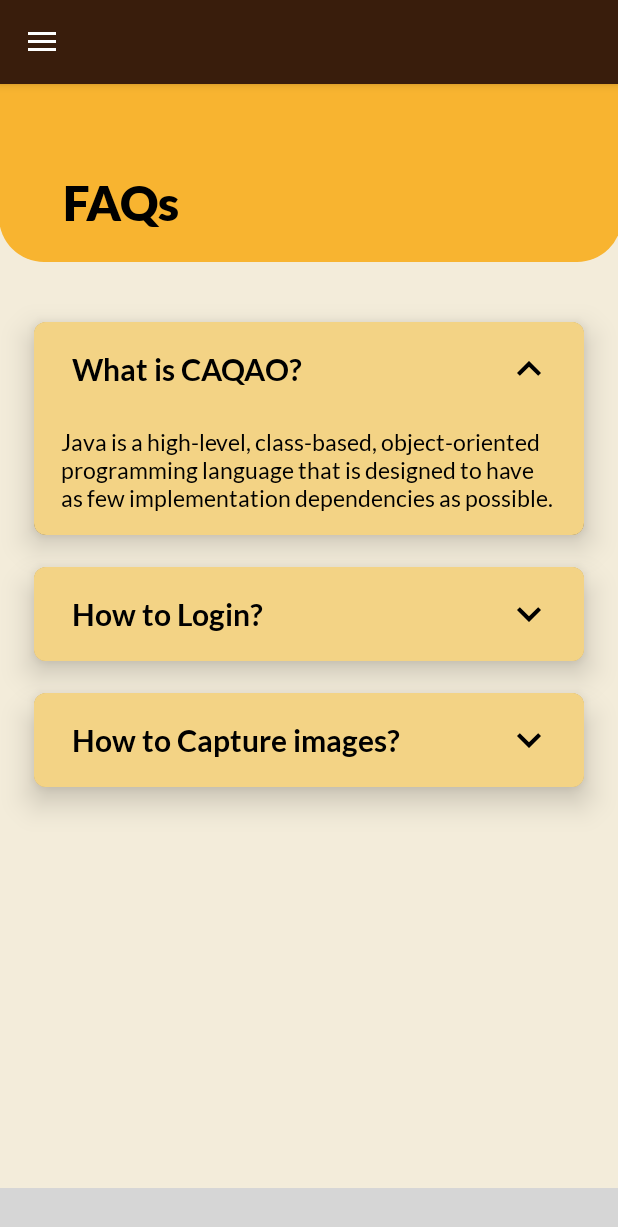
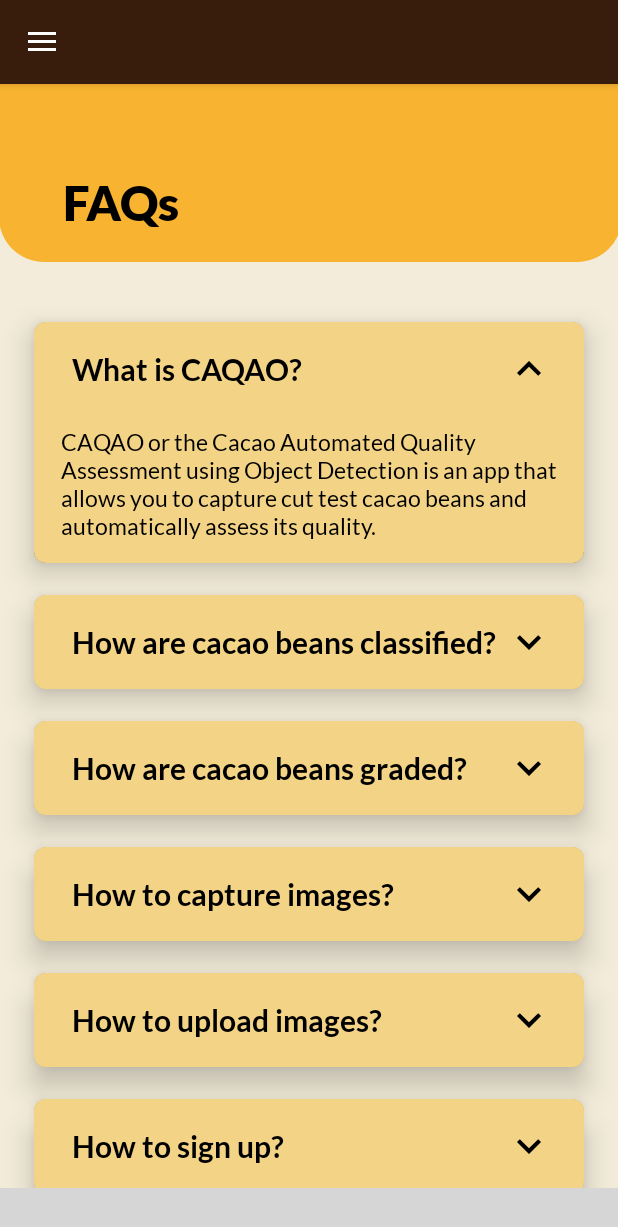
Before and after one commit to qjmttejada/CAQAO-APP, an Android app: the FAQFragment screen opened through its navigation route, after a tap on "What is CAQAO?", on a phone screen of 412 x 824 dp. Shown: the top 1227 px of the screen. Run offline under Robolectric (Android 15) with nearby library versions, the phone set to English and light mode, and no system bars; our stand-ins replace navigation-ui; libraries missing offline, so code that uses them is left out: com.etebarian.meowbottomnavigation, com.karumi.dexter; plain views replace MeowBottomNavigation; 9 statements that could not run were skipped; grey boxes are pictures that could not be loaded.

Commit message:
fixed faqs

```diff
--- a/app/src/main/java/com/example/caqao/fragments/FAQFragment.kt
+++ b/app/src/main/java/com/example/caqao/fragments/FAQFragment.kt
@@ -30,6 +30,12 @@ class FAQFragment : Fragment() {
         adapter = RecyclerViewAdapter(mList)
         recyclerView.adapter = adapter
 
+        val margin = resources.getDimensionPixelSize(R.dimen.fab_margin)
+        val decorator = LastItemMarginDecorator(margin)
+        recyclerView.addItemDecoration(decorator)
+
+
+
         return view
     }
 
@@ -37,19 +43,49 @@ class FAQFragment : Fragment() {
         mList.add(
             RecyclerViewData(
                 "What is CAQAO?",
-                "Java is a high-level, class-based, object-oriented programming language that is designed to have as few implementation dependencies as possible."
+                context?.getString(R.string.answer1) ?: String()
             )
         )
         mList.add(
             RecyclerViewData(
-                "How to Login?",
-                "Kotlin is a cross-platform, statically typed, general-purpose programming language with type inference. Kotlin is designed to interoperate fully with Java, and the JVM version of Kotlin's standard library depends on the Java Class Library, but type inference allows its syntax to be more concise."
+                "How are cacao beans classified?",
+                context?.getString(R.string.answer2) ?: String()
             )
         )
         mList.add(
             RecyclerViewData(
-                "How to Capture images?",
-                "eme is a cross-platform, statically typed, general-purpose programming language with type inference. Kotlin is designed to interoperate fully with Java, and the JVM version of Kotlin's standard library depends on the Java Class Library, but type inference allows its syntax to be more concise."
+                "How are cacao beans graded?",
+                context?.getString(R.string.answer3) ?: String()
+            )
+        )
+        mList.add(
+            RecyclerViewData(
+                "How to capture images?",
+                context?.getString(R.string.answer4) ?: String()
+            )
+        )
+        mList.add(
+            RecyclerViewData(
+                "How to upload images?",
+                context?.getString(R.string.answer5) ?: String()
+            )
+        )
+        mList.add(
+            RecyclerViewData(
+                "How to sign up?",
+                context?.getString(R.string.answer6) ?: String()
+            )
+        )
+        mList.add(
+            RecyclerViewData(
+                "How to sign in?",
+                context?.getString(R.string.answer7) ?: String()
+            )
+        )
+        mList.add(
+            RecyclerViewData(
+                "How to view captured images?",
+                context?.getString(R.string.answer8) ?: String()
             )
         )
     }
--- /dev/null
+++ b/app/src/main/java/com/example/caqao/fragments/LastItemMarginDecorator.kt
@@ -0,0 +1,25 @@
+package com.example.caqao.fragments
+
+import android.content.Context
+import android.graphics.Rect
+import android.view.View
+import androidx.recyclerview.widget.RecyclerView
+
+class LastItemMarginDecorator(private val marginBottom: Int) : RecyclerView.ItemDecoration() {
+
+    override fun getItemOffsets(
+        outRect: Rect,
+        view: View,
+        parent: RecyclerView,
+        state: RecyclerView.State
+    ) {
+        super.getItemOffsets(outRect, view, parent, state)
+
+        val itemCount = parent.adapter?.itemCount ?: 0
+        val itemPosition = parent.getChildAdapterPosition(view)
+
+        if (itemCount > 0 && itemPosition == itemCount - 1) {
+            outRect.bottom = marginBottom
+        }
+    }
+}
--- a/app/src/main/res/layout/fragment_f_a_q.xml
+++ b/app/src/main/res/layout/fragment_f_a_q.xml
@@ -4,7 +4,7 @@
     xmlns:tools="http://schemas.android.com/tools"
     android:layout_width="match_parent"
     android:layout_height="match_parent"
-    tools:context=".MainActivity">
+    tools:context=".fragments.FAQFragment">
 
     <LinearLayout
         android:id="@+id/faqBackground"
--- a/app/src/main/res/layout/fragment_home.xml
+++ b/app/src/main/res/layout/fragment_home.xml
@@ -14,16 +14,18 @@
     <RelativeLayout
         android:layout_width="match_parent"
         android:layout_height="match_parent"
-        android:layout_marginBottom="40dp">
+        android:layout_marginBottom="0dp">
 
         <ScrollView
             android:layout_width="match_parent"
             android:layout_height="match_parent"
-            android:layout_marginBottom="40dp">
+            android:layout_marginBottom="60dp"
+            >
 
             <androidx.constraintlayout.widget.ConstraintLayout
                 android:layout_width="match_parent"
-                android:layout_height="wrap_content">
+                android:layout_height="wrap_content"
+                >
 
                 <LinearLayout
                     android:layout_width="415dp"
@@ -275,7 +277,7 @@
             android:layout_alignParentRight="true"
             android:layout_alignParentBottom="true"
             android:layout_marginEnd="30dp"
-            android:layout_marginBottom="40dp"
+            android:layout_marginBottom="80dp"
             android:gravity="bottom"
             android:orientation="vertical">
 
--- a/app/src/main/res/values/dimens.xml
+++ b/app/src/main/res/values/dimens.xml
@@ -1,3 +1,3 @@
 <resources>
-    <dimen name="fab_margin">16dp</dimen>
+    <dimen name="fab_margin">30dp</dimen>
 </resources>
--- a/app/src/main/res/values/strings.xml
+++ b/app/src/main/res/values/strings.xml
@@ -15,6 +15,7 @@
     <string name="close_nav">Close Navigation Drawer</string>
     <string name="welcome_msg">Improve quality assessment of dried fermented cacao beans using CAQAO. Assess quality of cacao beans in batches and learn more about the overall quality of cacao beans. </string>
 
+    <!-- card descriptions -->
     <string name="defects_description">Defective beans are cacao beans that are mouldy, insect-infested, slaty, and germinated. If a bean presents two or more defects, the defect that counts as the worse condition is the one that appears first in the list. The list is in descending order of importance; with mouldy having the highest importance and germinated having the lowest importance. </string>
     <string name="mouldy_description">Mold present on parts of the cacao bean which is visible to the naked eye.</string>
     <string name="germinated_description">Shell of the cacao which have been pierced, slit or broken by a growth of the seed germ or presence of radicle.</string>
@@ -32,12 +33,14 @@
     <string name="g2_description">Cacao beans with grade 2 fissuring are partially fermented cacao beans. Fissures have formed on its surface but is still smooth in some areas. </string>
     <string name="g3_description">Cacao beans with grade 3 fissuring are slightly fermented cacao beans. It is lightly fissured or has a few branch-like lines on its surface. </string>
     <string name="g4_description">Cacao beans with grade 4 fissuring are unfermented and is characterized with a cut bean surface that is relatively smooth. </string>
+    <!-- end of card descriptions -->
 
     <string name="bean_grade">Bean Grade: %s</string>
     <string name="date">Date: %s</string>
 
     <string name="beangrading_description">Cacao bean grading is the classification of cacao beans according to bean size and the proportion of defective beans to good beans.</string>
 
+    <!-- Results legends -->
     <string name="grade1a">
         •  Highest quality\n
         •  Large and uniform in \n\t\tsize\n
@@ -78,9 +81,11 @@
         •  Smaller and uneven \n\t\t in size\n
         •  More noticeable\n\t\t defects\n
         •  Imperfect or uneven\n\t\t fermentation\n
-        •  Only suitable for\n\t\t industrial applications
+        •  For industrial use only
     </string>
+    <!-- end of results legends -->
 
+    <!-- BeanGradeFragment Legends-->
     <string name="beangrade_description">Cacao bean grading is the classification of cacao beans according to bean size and the proportion of defective beans to good beans.</string>
     <string name="beangrade1a">Highest quality, large and uniform in size, few minor defects, fully fermented and dried properly.</string>
     <string name="beangrade1b">Higher quality, large but less uniform in size, few minor defects, fully fermented and dried properly.</string>
@@ -88,5 +93,16 @@
     <string name="beangrade2a">Low quality, large and uniform in size, more noticeable defects, imperfect or uneven fermentation.</string>
     <string name="beangrade2b">Lower quality, large but less uniform in size, imperfect or uneven fermentation.</string>
     <string name="beangrade2c">Lowest quality, smaller and uneven in size, imperfect or uneven fermentation, only suitable for industrial applications.</string>
+    <!-- end of beangradefragment legends -->
+
+    <!-- FAQ answers -->
+    <string name="answer1">CAQAO or the Cacao Automated Quality Assessment using Object Detection is an app that allows you to capture cut test cacao beans and automatically assess its quality.</string>
+    <string name="answer2">Cacao beans subjected to cut test or beans that are cut lengthwise are classified through three (3) classification groups: Defects, Color, and Fissuring. The classification is based on the International Standards for Cocoa Quality and Flavour (ISCQF). </string>
+    <string name="answer3">Cacao beans are graded according to the bean size and proportion of defective beans to good beans. The grading is based on the Philippine National Standard for Cacao or cocoa beans - specification and grading (PNS/BAFS 58:;2019).</string>
+    <string name="answer4">Go to home page and click the \'+\' button in the lower right corner. Click the capture button. Allow the app to use the camera app and proceed to capture. To use the photo, click the check button. To retake the photo, click the cross button. </string>
+    <string name="answer5">Go to home page and click the \'+\' button in the lower right corner. Click the upload button. Allow the app to access the gallery app and select the photo.</string>
+    <string name="answer6">To create an account, click the Sign Up button. Fill the information fields including username and password. Click Sign Up button. Proceed to sign in.</string>
+    <string name="answer7">To sign in, click the Sign In button. In the fields, use the username and password provided during sign up. Click Sign In.</string>
+    <string name="answer8">To view capture images, navigate to gallery page by clicking the gallery icon in the bottom navigation.</string>
 
 </resources>
```
